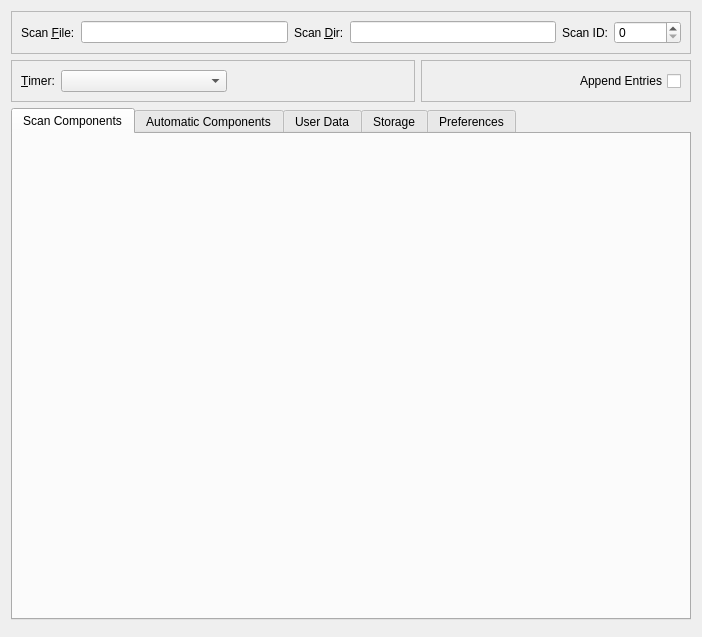
The window that nxselector/ui/selector.ui (nexdatas/nxselector) describes before a commit, drawn with Qt 5.
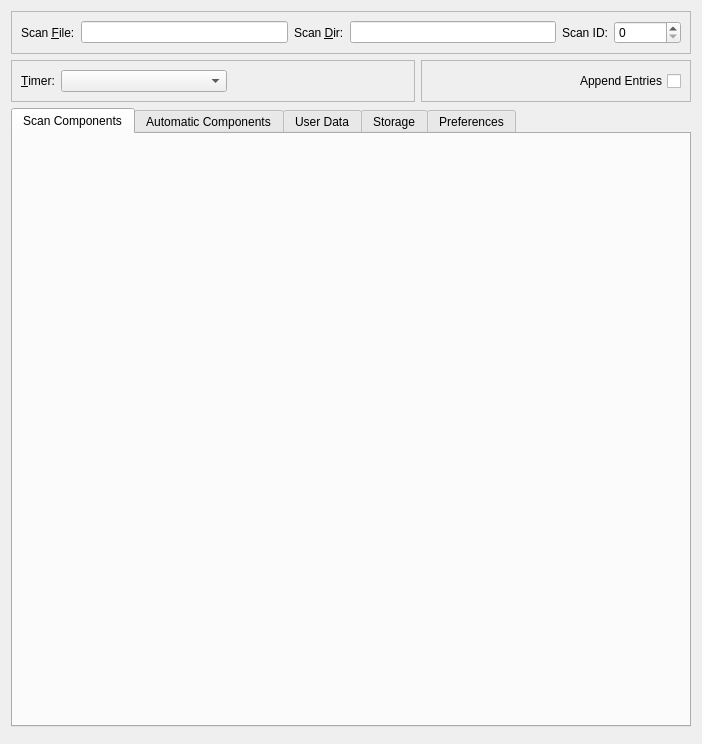
The same window after the commit.

Commit message: changeing policy of the strechers in buttonbox

The edit to the form file:
```diff
--- a/nxselector/ui/selector.ui
+++ b/nxselector/ui/selector.ui
@@ -194,6 +194,12 @@
      </item>
      <item>
       <widget class="QTabWidget" name="tabWidget">
+       <property name="sizePolicy">
+        <sizepolicy hsizetype="Expanding" vsizetype="Fixed">
+         <horstretch>1</horstretch>
+         <verstretch>0</verstretch>
+        </sizepolicy>
+       </property>
        <property name="toolTip">
         <string/>
        </property>
```
Left out of the diff: 6 changed lines with no effect on the pictures. The commit also changes 1 other file.
